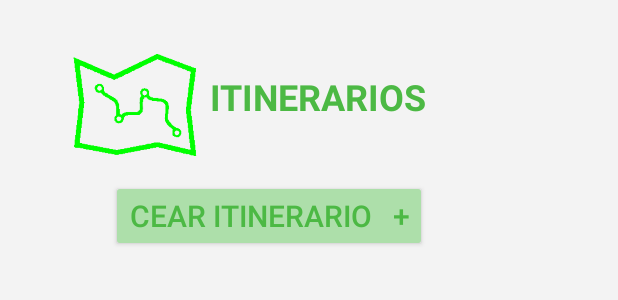
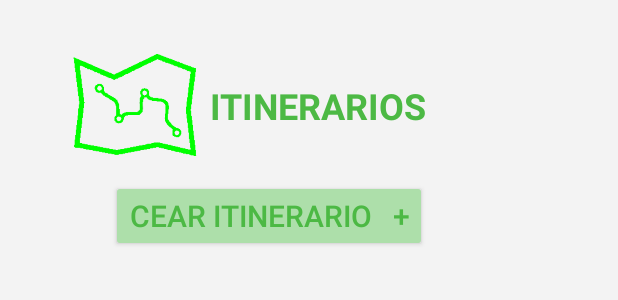
Before and after one commit to Desidia/AplicacionMovil, an Android app: the layout activity_lista_itinerarios.xml on its own in the app's theme, with its tools: preview values and no code run, on a phone screen of 412 x 824 dp. Shown: the top 300 px of the screen. Run offline under Robolectric (Android 15) with nearby library versions, the phone set to English and light mode, and no system bars.

Commit message:
Creación de nueva interfaz para itinerarios activity_lista_itinerarios.xml , la que tiene

```diff
--- a/app/src/main/res/layout/activity_lista_itinerarios.xml
+++ b/app/src/main/res/layout/activity_lista_itinerarios.xml
@@ -23,21 +23,22 @@
         android:id="@+id/textView9"
         android:layout_width="wrap_content"
         android:layout_height="wrap_content"
-        android:text="\nITINERARIOS"
+        android:text="ITINERARIOS"
         android:textAppearance="@android:style/TextAppearance.Large"
-        android:textSize="24dp"
+        android:textSize="24sp"
         android:textStyle="bold"
         android:textColor="#4CB944"
         android:textIsSelectable="false"
-        android:layout_alignTop="@+id/imageView4"
-        android:layout_toEndOf="@+id/imageView4" />
+        android:layout_above="@+id/button2"
+        android:layout_toEndOf="@+id/imageView4"
+        android:layout_marginBottom="33dp" />
 
     <Button
         android:id="@+id/button2"
         android:layout_width="wrap_content"
         android:layout_height="wrap_content"
         android:text="Cear Itinerario   +"
-        android:textSize="20dp"
+        android:textSize="20sp"
         android:backgroundTint="@color/colorPrimaryDark"
         android:textColor="@color/colorPrimary"
 
@@ -56,7 +57,7 @@
         android:adjustViewBounds="false"
         android:cropToPadding="false"
         android:scrollHorizontally="false"
-        android:text="TextView"
+        android:text="Imagen de rutas"
         android:textAlignment="viewStart"
         android:textAppearance="@android:style/TextAppearance.Material.Title"
         android:visibility="visible"
```
